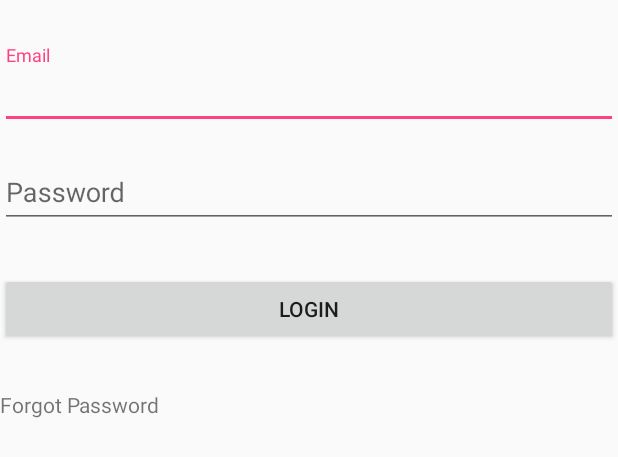
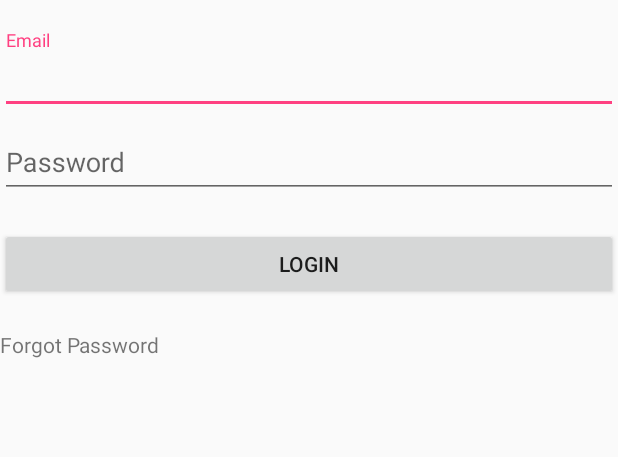
Before and after one commit to ZTGeng/NewGuideMe, an Android app: the layout fragment_login.xml on its own in the app's theme, with its tools: preview values and no code run, on a phone screen of 412 x 824 dp. Shown: the top 457 px of the screen. Run offline under Robolectric (Android 15) with nearby library versions, the phone set to English and light mode, and no system bars.

Commit message:
fix bugs

```diff
--- a/app/src/main/res/layout/fragment_login.xml
+++ b/app/src/main/res/layout/fragment_login.xml
@@ -7,14 +7,13 @@
     <android.support.v7.widget.LinearLayoutCompat
         android:layout_width="match_parent"
         android:layout_height="match_parent"
-        android:orientation="vertical"
-        android:id="@+id/linearLayoutCompat2">
+        android:orientation="vertical">
 
         <android.support.design.widget.TextInputLayout
             android:id="@+id/email_inputlayout"
             android:layout_width="match_parent"
             android:layout_height="wrap_content"
-            android:layout_marginTop="@dimen/space_3x">
+            android:layout_marginTop="@dimen/space_2x">
 
             <android.support.v7.widget.AppCompatEditText
                 android:id="@+id/email_edittext"
@@ -28,8 +27,7 @@
         <android.support.design.widget.TextInputLayout
             android:id="@+id/password_inputlayout"
             android:layout_width="match_parent"
-            android:layout_height="wrap_content"
-            android:layout_marginTop="@dimen/space_1x">
+            android:layout_height="wrap_content">
 
             <android.support.design.widget.TextInputEditText
                 android:id="@+id/password_edittext"
@@ -44,7 +42,7 @@
             android:id="@+id/login_button"
             android:layout_width="match_parent"
             android:layout_height="wrap_content"
-            android:layout_marginTop="@dimen/space_3x"
+            android:layout_marginTop="@dimen/space_2x"
             android:text="@string/login_login"
             android:textAlignment="center"/>
 
@@ -52,7 +50,7 @@
             android:id="@+id/forgot_password_button"
             android:layout_width="wrap_content"
             android:layout_height="wrap_content"
-            android:layout_marginTop="@dimen/space_3x"
+            android:layout_marginTop="@dimen/space_2x"
             android:text="@string/login_forgot_password"
             android:clickable="true"/>
 
```
Also changed, not shown: app/src/main/java/edu/sfsu/geng/newguideme/login/LoginFragment.java (+34 -3 lines), app/src/main/java/edu/sfsu/geng/newguideme/login/RegisterFragment.java (+71 -7 lines), app/src/main/res/layout/fragment_register.xml (+4 -3 lines).
